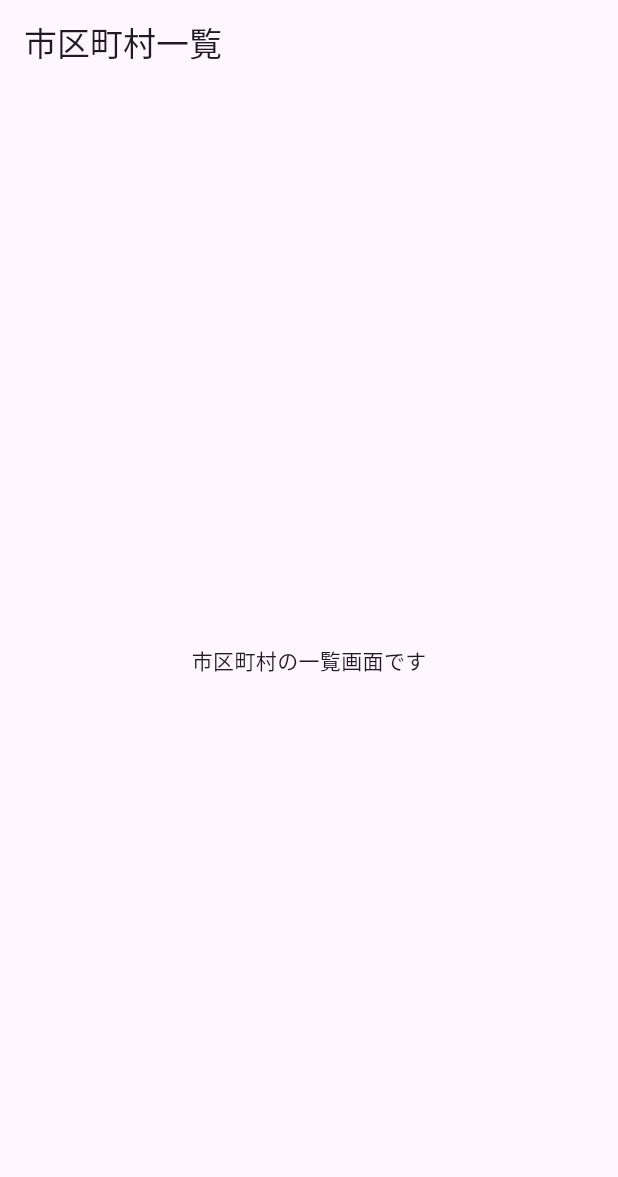
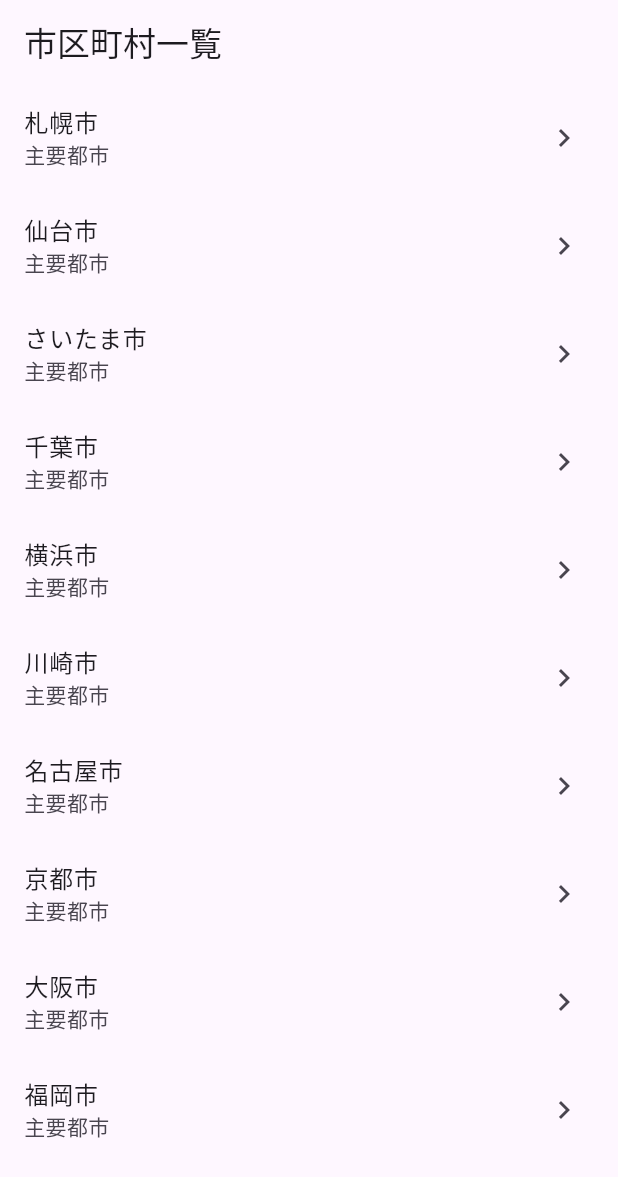
Before and after one commit to Kyo-G-Ray/resas_app, a Flutter app: the screen it shows after launch, on a phone screen of 412 x 824 dp. Shown: the top 1177 px of the screen. Run offline on Flutter 3.47's test engine with Material 3 defaults, Android fonts, the phone set to English and light mode, and no system bars.

Commit message:
市区町村のサンプルデータinsert

```diff
--- a/lib/city_list_page.dart
+++ b/lib/city_list_page.dart
@@ -5,12 +5,34 @@ class CityListPage extends StatelessWidget {
 
   @override
   Widget build(BuildContext context) {
+    const cities = [
+      '札幌市',
+      '仙台市',
+      'さいたま市',
+      '千葉市',
+      '横浜市',
+      '川崎市',
+      '名古屋市',
+      '京都市',
+      '大阪市',
+      '福岡市',
+    ];
+
     return Scaffold(
       appBar: AppBar(
         title: const Text('市区町村一覧'),
       ),
-      body: const Center(
-        child: Text('市区町村の一覧画面です'),
+      body: ListView(
+        children: [
+          for (final city in cities)
+            ListTile(
+                title: Text(city),
+                subtitle: const Text('主要都市'), // 政令指定都市や中核市など
+                trailing: const Icon(Icons.navigate_next),
+                onTap: () {
+                  // TODO 詳細画面遷移
+                }),
+        ],
       ),
     );
   }
```
